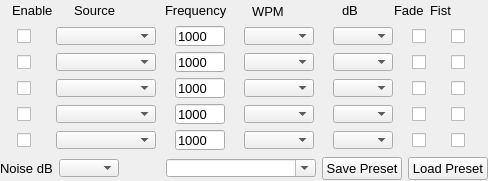
The window that plugins/MorseGenDevice/morsegendevice.ui (oldscienceguy/PebbleSDR) describes before a commit, drawn with Qt 5.
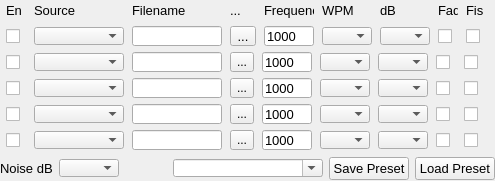
The same window after the commit.

```diff
--- a/plugins/MorseGenDevice/morsegendevice.ui
+++ b/plugins/MorseGenDevice/morsegendevice.ui
@@ -6,7 +6,7 @@
    <rect>
     <x>0</x>
     <y>0</y>
-    <width>488</width>
+    <width>495</width>
     <height>181</height>
    </rect>
   </property>
@@ -49,18 +49,27 @@
      <property name="frameShadow">
       <enum>QFrame::Raised</enum>
      </property>
+     <layout class="QHBoxLayout" name="horizontalLayout_6">
+      <property name="spacing">
+       <number>2</number>
+      </property>
+      <property name="leftMargin">
+       <number>0</number>
+      </property>
+      <property name="topMargin">
+       <number>0</number>
+      </property>
+      <property name="rightMargin">
+       <number>0</number>
+      </property>
+      <property name="bottomMargin">
+       <number>0</number>
+      </property>
+      <item>
      <widget class="QLabel" name="label">
-      <property name="geometry">
-       <rect>
-        <x>12</x>
-        <y>2</y>
-        <width>41</width>
-        <height>16</height>
-       </rect>
-      </property>
       <property name="maximumSize">
        <size>
-        <width>50</width>
+          <width>20</width>
         <height>16777215</height>
        </size>
       </property>
@@ -70,18 +79,12 @@
        </font>
       </property>
       <property name="text">
-       <string>Enable</string>
-      </property>
-     </widget>
+         <string>En</string>
+        </property>
+       </widget>
+      </item>
+      <item>
      <widget class="QLabel" name="label_5">
-      <property name="geometry">
-       <rect>
-        <x>74</x>
-        <y>2</y>
-        <width>83</width>
-        <height>16</height>
-       </rect>
-      </property>
       <property name="minimumSize">
        <size>
         <width>80</width>
@@ -90,7 +93,7 @@
       </property>
       <property name="maximumSize">
        <size>
-        <width>100</width>
+          <width>90</width>
         <height>16777215</height>
        </size>
       </property>
@@ -103,14 +106,50 @@
        <string>Source</string>
       </property>
      </widget>
+      </item>
+      <item>
+       <widget class="QLabel" name="label_6">
+        <property name="maximumSize">
+         <size>
+          <width>90</width>
+          <height>16777215</height>
+         </size>
+        </property>
+        <property name="font">
+         <font>
+          <pointsize>10</pointsize>
+         </font>
+        </property>
+        <property name="text">
+         <string>Filename</string>
+        </property>
+       </widget>
+      </item>
+      <item>
+       <widget class="QLabel" name="label_10">
+        <property name="maximumSize">
+         <size>
+          <width>26</width>
+          <height>16777215</height>
+         </size>
+        </property>
+        <property name="font">
+         <font>
+          <pointsize>10</pointsize>
+         </font>
+        </property>
+        <property name="text">
+         <string>...</string>
+        </property>
+       </widget>
+      </item>
+      <item>
      <widget class="QLabel" name="label_2">
-      <property name="geometry">
-       <rect>
-        <x>165</x>
-        <y>2</y>
-        <width>64</width>
-        <height>16</height>
-       </rect>
+        <property name="maximumSize">
+         <size>
+          <width>50</width>
+          <height>16777215</height>
+         </size>
       </property>
       <property name="font">
        <font>
@@ -121,14 +160,14 @@
        <string>Frequency</string>
       </property>
      </widget>
+      </item>
+      <item>
      <widget class="QLabel" name="label_3">
-      <property name="geometry">
-       <rect>
-        <x>252</x>
-        <y>3</y>
-        <width>32</width>
-        <height>16</height>
-       </rect>
+        <property name="maximumSize">
+         <size>
+          <width>50</width>
+          <height>16777215</height>
+         </size>
       </property>
       <property name="font">
        <font>
@@ -139,14 +178,14 @@
        <string>WPM</string>
       </property>
      </widget>
+      </item>
+      <item>
      <widget class="QLabel" name="label_4">
-      <property name="geometry">
-       <rect>
-        <x>342</x>
-        <y>2</y>
-        <width>17</width>
-        <height>16</height>
-       </rect>
+        <property name="maximumSize">
+         <size>
+          <width>50</width>
+          <height>16777215</height>
+         </size>
       </property>
       <property name="font">
        <font>
@@ -157,18 +196,12 @@
        <string>dB</string>
       </property>
      </widget>
+      </item>
+      <item>
      <widget class="QLabel" name="label_7">
-      <property name="geometry">
-       <rect>
-        <x>394</x>
-        <y>2</y>
-        <width>30</width>
-        <height>16</height>
-       </rect>
-      </property>
       <property name="maximumSize">
        <size>
-        <width>30</width>
+          <width>20</width>
         <height>16777215</height>
        </size>
       </property>
@@ -178,21 +211,15 @@
        </font>
       </property>
       <property name="text">
-       <string>Fade</string>
-      </property>
-     </widget>
+         <string>Fad</string>
+        </property>
+       </widget>
+      </item>
+      <item>
      <widget class="QLabel" name="label_8">
-      <property name="geometry">
-       <rect>
-        <x>430</x>
-        <y>2</y>
-        <width>22</width>
-        <height>16</height>
-       </rect>
-      </property>
       <property name="maximumSize">
        <size>
-        <width>30</width>
+          <width>20</width>
         <height>16777215</height>
        </size>
       </property>
@@ -202,9 +229,11 @@
        </font>
       </property>
       <property name="text">
-       <string>Fist</string>
-      </property>
-     </widget>
+         <string>Fis</string>
+        </property>
+       </widget>
+      </item>
+     </layout>
     </widget>
    </item>
    <item>
@@ -288,7 +317,7 @@
         </property>
         <property name="maximumSize">
          <size>
-          <width>100</width>
+          <width>90</width>
           <height>18</height>
          </size>
         </property>
@@ -299,6 +328,35 @@
         </property>
        </widget>
       </item>
+      <item>
+       <widget class="QLineEdit" name="filename_1">
+        <property name="minimumSize">
+         <size>
+          <width>0</width>
+          <height>20</height>
+         </size>
+        </property>
+        <property name="maximumSize">
+         <size>
+          <width>90</width>
+          <height>20</height>
+         </size>
+        </property>
+       </widget>
+      </item>
+      <item>
+       <widget class="QToolButton" name="browseButton_1">
+        <property name="maximumSize">
+         <size>
+          <width>26</width>
+          <height>16777215</height>
+         </size>
+        </property>
+        <property name="text">
+         <string>...</string>
+        </property>
+       </widget>
+      </item>
       <item>
        <widget class="QLineEdit" name="freqencyEdit_1">
         <property name="minimumSize">
@@ -333,7 +391,7 @@
         </property>
         <property name="maximumSize">
          <size>
-          <width>70</width>
+          <width>50</width>
           <height>18</height>
          </size>
         </property>
@@ -354,7 +412,7 @@
         </property>
         <property name="maximumSize">
          <size>
-          <width>60</width>
+          <width>50</width>
           <height>18</height>
          </size>
         </property>
@@ -474,7 +532,7 @@
         </property>
         <property name="maximumSize">
          <size>
-          <width>100</width>
+          <width>90</width>
           <height>18</height>
          </size>
         </property>
@@ -485,6 +543,29 @@
         </property>
        </widget>
       </item>
+      <item>
+       <widget class="QLineEdit" name="filename_2">
+        <property name="minimumSize">
+         <size>
+          <width>0</width>
+          <height>20</height>
+         </size>
+        </property>
+        <property name="maximumSize">
+         <size>
+          <width>90</width>
+          <height>20</height>
+         </size>
+        </property>
+       </widget>
+      </item>
+      <item>
+       <widget class="QToolButton" name="browseButton_2">
+        <property name="text">
+         <string>...</string>
+        </property>
+       </widget>
+      </item>
       <item>
        <widget class="QLineEdit" name="freqencyEdit_2">
         <property name="minimumSize">
@@ -519,7 +600,7 @@
         </property>
         <property name="maximumSize">
          <size>
-          <width>70</width>
+          <width>50</width>
           <height>18</height>
          </size>
         </property>
@@ -540,7 +621,7 @@
         </property>
         <property name="maximumSize">
          <size>
-          <width>60</width>
+          <width>50</width>
           <height>18</height>
          </size>
         </property>
@@ -660,7 +741,7 @@
         </property>
         <property name="maximumSize">
          <size>
-          <width>100</width>
+          <width>90</width>
           <height>18</height>
          </size>
         </property>
@@ -671,6 +752,29 @@
         </property>
        </widget>
       </item>
+      <item>
+       <widget class="QLineEdit" name="filename_3">
+        <property name="minimumSize">
+         <size>
+          <width>0</width>
+          <height>20</height>
+         </size>
+        </property>
+        <property name="maximumSize">
+         <size>
+          <width>90</width>
+          <height>20</height>
+         </size>
+        </property>
+       </widget>
+      </item>
+      <item>
+       <widget class="QToolButton" name="browseButton_3">
+        <property name="text">
+         <string>...</string>
+        </property>
+       </widget>
+      </item>
       <item>
        <widget class="QLineEdit" name="freqencyEdit_3">
         <property name="minimumSize">
@@ -705,7 +809,7 @@
         </property>
         <property name="maximumSize">
          <size>
-          <width>70</width>
+          <width>50</width>
           <height>18</height>
          </size>
         </property>
@@ -726,7 +830,7 @@
         </property>
         <property name="maximumSize">
          <size>
-          <width>60</width>
+          <width>50</width>
           <height>18</height>
          </size>
         </property>
@@ -846,7 +950,7 @@
         </property>
         <property name="maximumSize">
          <size>
-          <width>100</width>
+          <width>90</width>
           <height>18</height>
          </size>
         </property>
@@ -857,6 +961,29 @@
         </property>
        </widget>
       </item>
+      <item>
+       <widget class="QLineEdit" name="filename_4">
+        <property name="minimumSize">
+         <size>
+          <width>0</width>
+          <height>20</height>
+         </size>
+        </property>
+        <property name="maximumSize">
+         <size>
+          <width>90</width>
+          <height>20</height>
+         </size>
+        </property>
+       </widget>
+      </item>
+      <item>
+       <widget class="QToolButton" name="browseButton_4">
+        <property name="text">
+         <string>...</string>
+        </property>
+       </widget>
+      </item>
       <item>
        <widget class="QLineEdit" name="freqencyEdit_4">
         <property name="minimumSize">
@@ -891,7 +1018,7 @@
         </property>
         <property name="maximumSize">
          <size>
-          <width>70</width>
+          <width>50</width>
           <height>18</height>
          </size>
         </property>
@@ -912,7 +1039,7 @@
         </property>
         <property name="maximumSize">
          <size>
-          <width>60</width>
+          <width>50</width>
           <height>18</height>
          </size>
         </property>
@@ -1032,7 +1159,7 @@
         </property>
         <property name="maximumSize">
          <size>
-          <width>100</width>
+          <width>90</width>
           <height>18</height>
          </size>
         </property>
@@ -1043,6 +1170,29 @@
         </property>
        </widget>
       </item>
+      <item>
+       <widget class="QLineEdit" name="filename_5">
+        <property name="minimumSize">
+         <size>
+          <width>0</width>
+          <height>20</height>
+         </size>
+        </property>
+        <property name="maximumSize">
+         <size>
+          <width>90</width>
+          <height>20</height>
+         </size>
+        </property>
+       </widget>
+      </item>
+      <item>
+       <widget class="QToolButton" name="browseButton_5">
+        <property name="text">
+         <string>...</string>
+        </property>
+       </widget>
+      </item>
       <item>
        <widget class="QLineEdit" name="freqencyEdit_5">
         <property name="minimumSize">
@@ -1077,7 +1227,7 @@
         </property>
         <property name="maximumSize">
          <size>
-          <width>70</width>
+          <width>50</width>
           <height>18</height>
          </size>
         </property>
@@ -1098,7 +1248,7 @@
         </property>
         <property name="maximumSize">
          <size>
-          <width>60</width>
+          <width>50</width>
           <height>18</height>
          </size>
         </property>
```
Lines whose indentation alone changed are shown as unchanged.
